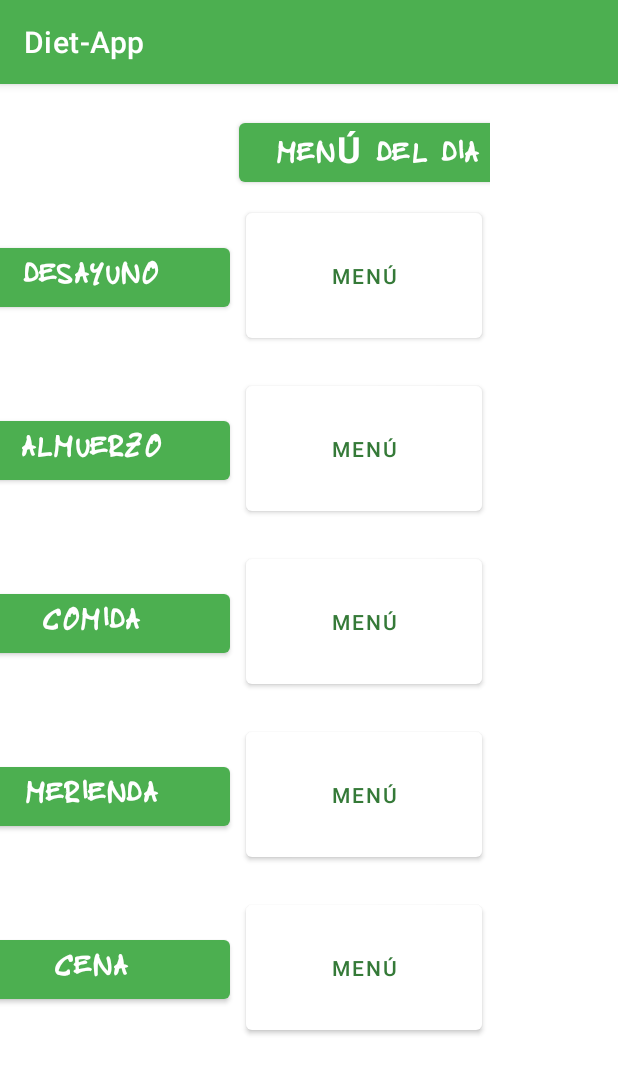
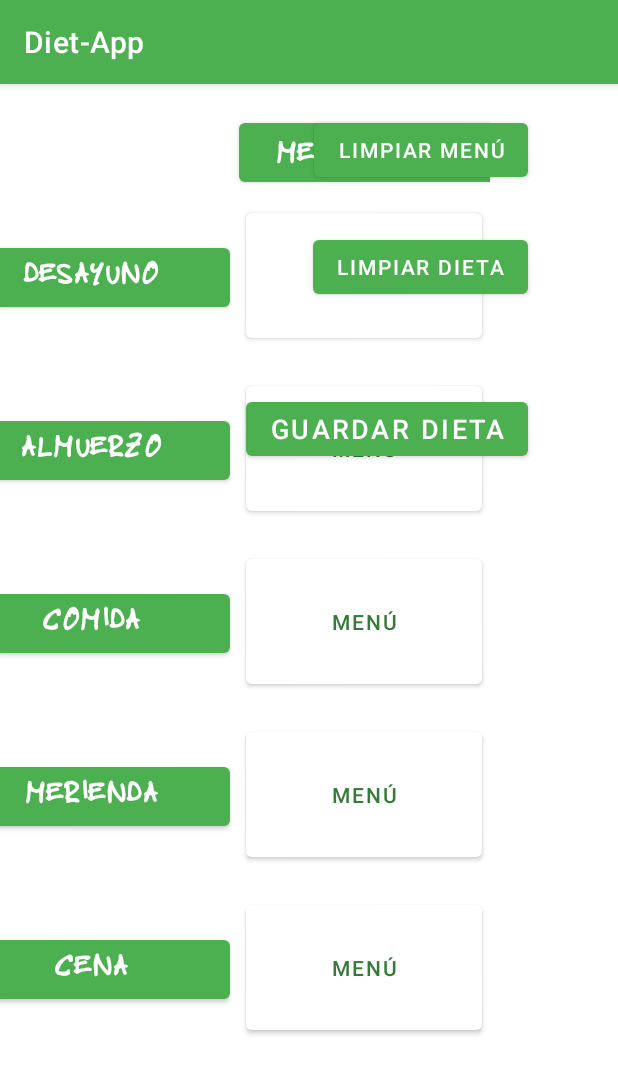
Before and after one commit to Adrian1MT/Diet-App, an Android app: the DietaDiaria screen opened directly, with no data from a screen before it, on a phone screen of 412 x 824 dp. Shown: the top 1074 px of the screen. Run offline under Robolectric (Android 15) with nearby library versions, the phone set to English and light mode, and no system bars.

Commit message:
botones borrar-menu y borrar-dieta

```diff
--- a/Aplicacion/app/src/main/res/layout/activity_dieta_diaria.xml
+++ b/Aplicacion/app/src/main/res/layout/activity_dieta_diaria.xml
@@ -309,4 +309,39 @@
         </TableRow>
 
     </TableLayout>
+
+    <Button
+        android:id="@+id/btnLimpiarMenu"
+        android:layout_width="wrap_content"
+        android:layout_height="wrap_content"
+        android:layout_marginTop="20dp"
+        android:layout_marginEnd="60dp"
+        android:onClick="limpiarMenu"
+        android:text="Limpiar Menú"
+        app:backgroundTint="@color/verde_medio"
+        app:layout_constraintEnd_toEndOf="parent"
+        app:layout_constraintTop_toTopOf="parent" />
+
+    <Button
+        android:id="@+id/btnLimpiarDieta"
+        android:layout_width="wrap_content"
+        android:layout_height="wrap_content"
+        android:layout_marginTop="30dp"
+        android:layout_marginEnd="60dp"
+        android:onClick="limpiarDieta"
+        android:text="Limpiar Dieta"
+        app:layout_constraintEnd_toEndOf="parent"
+        app:layout_constraintTop_toBottomOf="@+id/btnLimpiarMenu" />
+
+    <Button
+        android:id="@+id/btnGuardar"
+        android:layout_width="wrap_content"
+        android:layout_height="wrap_content"
+        android:layout_marginTop="60dp"
+        android:layout_marginEnd="60dp"
+        android:onClick="guardarDieta"
+        android:text="Guardar Dieta"
+        android:textSize="18sp"
+        app:layout_constraintEnd_toEndOf="parent"
+        app:layout_constraintTop_toBottomOf="@+id/btnLimpiarDieta" />
 </androidx.constraintlayout.widget.ConstraintLayout>
```
Also changed, not shown: Aplicacion/app/src/main/java/com/elorrieta/diet_app/DietaDiaria.java (+36 -0 lines).
